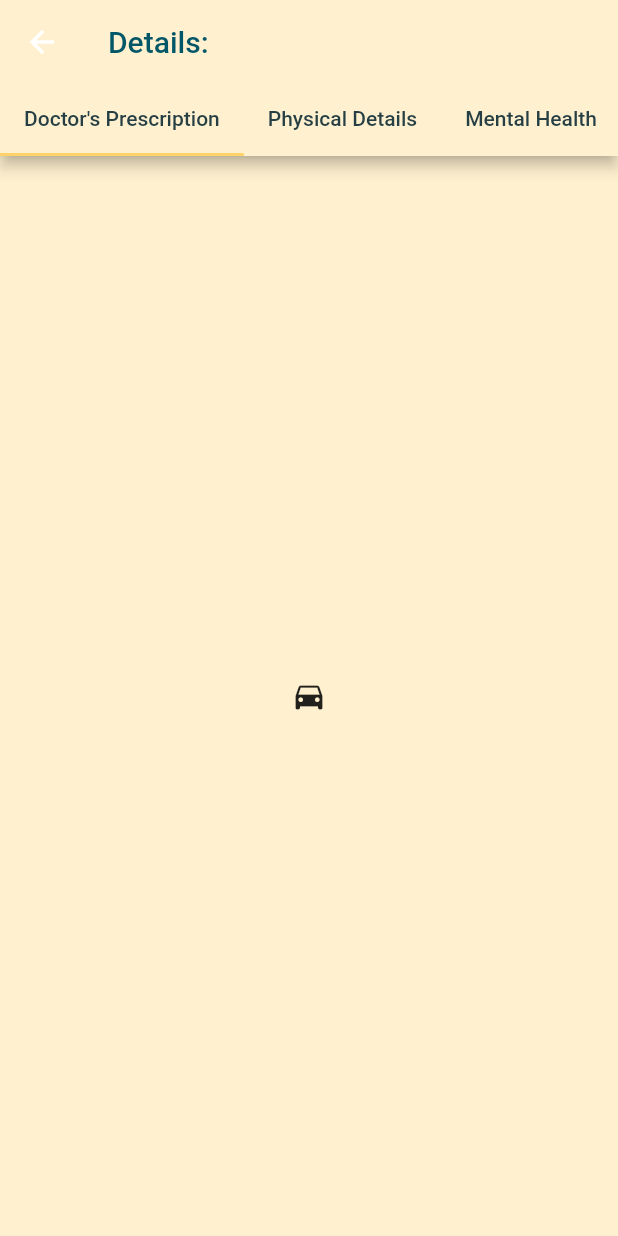
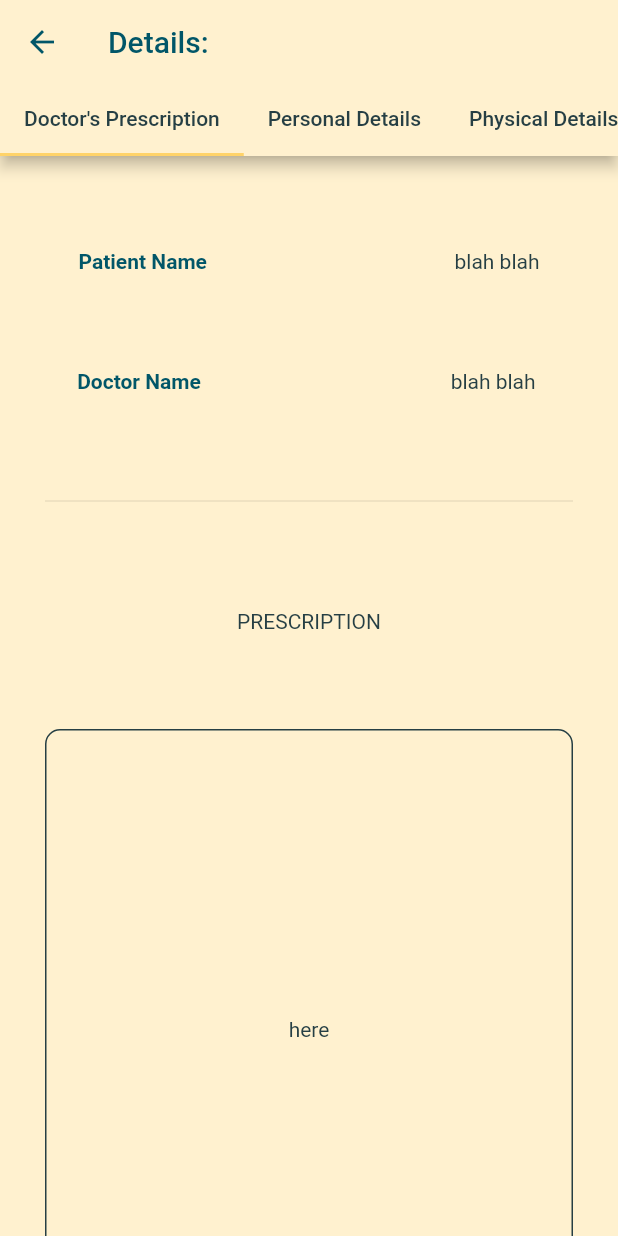
Before and after one commit to janavi2001/Sakhi_Final, a Flutter app: the VolunteerTabs screen opened directly with empty values, on a phone screen of 412 x 824 dp. Run offline on Flutter 3.47's test engine with Material 2 defaults, Android fonts, the phone set to English and light mode, and no system bars; our stand-ins replace cloud_firestore, date_format, firebase_auth, firebase_core; missing offline and left inert: firebase_auth_web, firebase_core_web; accounts and stored records are empty.

Commit message:
Display Details UI done

```diff
--- /dev/null
+++ b/lib/Screens/DisplayVolunteer/displayMental.dart
@@ -0,0 +1,51 @@
+import '/components/display.dart';
+
+import '/constants.dart';
+import 'package:flutter/material.dart';
+
+class DisplayMental extends StatelessWidget {
+  const DisplayMental({Key key}) : super(key: key);
+
+  @override
+  Widget build(BuildContext context) {
+    return new Scaffold(
+      body: SingleChildScrollView(
+        child: Container(
+          margin: EdgeInsets.all(10),
+          padding: EdgeInsets.all(20),
+          height: MediaQuery.of(context).size.height,
+          child: Column(
+            mainAxisSize: MainAxisSize.min,
+            mainAxisAlignment: MainAxisAlignment.spaceAround,
+            children: <Widget>[
+              Display(label: 'Able to concentrate', value: 'blah blah'),
+              Display(label: 'Loss of Sleep over worry', value: 'blah blah '),
+              Display(
+                  label: 'Feel like they are playing a useful part in life',
+                  value: 'blah blah'),
+              Display(
+                  label: 'Capable of making decisions', value: 'blah blah '),
+              Display(label: 'Conjuctivitis', value: 'blah blah'),
+              Display(
+                  label: 'Feeling constantly stressed or under strain',
+                  value: 'blah blah '),
+              Display(label: 'Could overcome difficulties', value: 'blah blah'),
+              Display(
+                  label: 'Able to enjoy day-to-day activities',
+                  value: 'blah blah '),
+              Display(
+                  label: 'Able to face problems and issues',
+                  value: 'blah blah'),
+              Display(
+                  label: 'Feeling Unhappy or depressed', value: 'blah blah '),
+              Display(label: 'Have Confidence', value: 'blah blah'),
+              Display(
+                  label: 'Thinking of self as worthless', value: 'blah blah '),
+              Display(label: 'Feeling Reasonably Happy', value: 'blah blah '),
+            ],
+          ),
+        ),
+      ),
+    );
+  }
+}
--- /dev/null
+++ b/lib/Screens/DisplayVolunteer/displayPersonal.dart
@@ -0,0 +1,46 @@
+import '/components/display.dart';
+
+import '/constants.dart';
+import 'package:flutter/material.dart';
+
+class DisplayPersonal extends StatelessWidget {
+  const DisplayPersonal({Key key}) : super(key: key);
+
+  @override
+  Widget build(BuildContext context) {
+    return new Scaffold(
+      body: SingleChildScrollView(
+        child: Container(
+          margin: EdgeInsets.all(10),
+          padding: EdgeInsets.all(20),
+          height: MediaQuery.of(context).size.height,
+          child: Column(
+            mainAxisSize: MainAxisSize.min,
+            mainAxisAlignment: MainAxisAlignment.spaceAround,
+            children: <Widget>[
+              Center(
+                child: CircleAvatar(
+                  radius: 80,
+                  backgroundImage: ExactAssetImage("assets/images/avatar.png"),
+                  backgroundColor: headingColor,
+                ),
+              ),
+              Display(label: 'Name', value: 'blah blah'),
+              Display(label: 'Age', value: 'blah blah '),
+              Display(label: 'Gender', value: 'blah blah'),
+              Display(label: 'Phone Number', value: 'blah blah '),
+              Display(label: 'Village Name', value: 'blah blah'),
+              Display(label: 'Address', value: 'blah blah '),
+              Display(label: 'Caste', value: 'blah blah'),
+              Display(label: 'Family Members', value: 'blah blah '),
+              Display(label: 'Education', value: 'blah blah'),
+              Display(label: 'Profession', value: 'blah blah '),
+              Display(label: 'Working Class', value: 'blah blah'),
+              Display(label: 'Marriage status', value: 'blah blah '),
+            ],
+          ),
+        ),
+      ),
+    );
+  }
+}
--- /dev/null
+++ b/lib/Screens/DisplayVolunteer/displayPhysical.dart
@@ -0,0 +1,42 @@
+import '/components/display.dart';
+
+import '/constants.dart';
+import 'package:flutter/material.dart';
+
+class DisplayPhysical extends StatelessWidget {
+  const DisplayPhysical({Key key}) : super(key: key);
+
+  @override
+  Widget build(BuildContext context) {
+    return new Scaffold(
+      body: SingleChildScrollView(
+        child: Container(
+          margin: EdgeInsets.all(10),
+          padding: EdgeInsets.all(20),
+          height: MediaQuery.of(context).size.height,
+          child: Column(
+            mainAxisSize: MainAxisSize.min,
+            mainAxisAlignment: MainAxisAlignment.spaceAround,
+            children: <Widget>[
+              Display(label: 'Tiredness', value: 'blah blah'),
+              Display(label: 'Aches or Pains', value: 'blah blah '),
+              Display(label: 'Sore Throat', value: 'blah blah'),
+              Display(label: 'Diarrohea', value: 'blah blah '),
+              Display(label: 'Conjuctivitis', value: 'blah blah'),
+              Display(label: 'Headache', value: 'blah blah '),
+              Display(label: 'Loss of taste', value: 'blah blah'),
+              Display(label: 'Loss of smell', value: 'blah blah '),
+              Display(
+                  label: 'Discolouration of fingers/toes', value: 'blah blah'),
+              Display(label: 'Rashes on skin', value: 'blah blah '),
+              Display(label: 'Shortness of breath', value: 'blah blah'),
+              Display(label: 'Chest Pain', value: 'blah blah '),
+              Display(label: 'Loss of movement', value: 'blah blah '),
+              Display(label: 'Loss of speech', value: 'blah blah'),
+            ],
+          ),
+        ),
+      ),
+    );
+  }
+}
--- /dev/null
+++ b/lib/Screens/DisplayVolunteer/displayPrescriptions.dart
@@ -0,0 +1,43 @@
+import '/components/display.dart';
+
+import '/constants.dart';
+import 'package:flutter/material.dart';
+
+class DisplayPrescription extends StatelessWidget {
+  const DisplayPrescription({Key key}) : super(key: key);
+
+  @override
+  Widget build(BuildContext context) {
+    return new Scaffold(
+      body: SingleChildScrollView(
+        child: Container(
+          margin: EdgeInsets.all(10),
+          padding: EdgeInsets.all(20),
+          height: MediaQuery.of(context).size.height,
+          child: Column(
+            mainAxisSize: MainAxisSize.min,
+            mainAxisAlignment: MainAxisAlignment.spaceAround,
+            children: <Widget>[
+              Display(label: 'Patient Name', value: 'blah blah'),
+              Display(label: 'Doctor Name', value: 'blah blah '),
+              Divider(),
+              Text('PRESCRIPTION'),
+              Container(
+                height: 400,
+                decoration: BoxDecoration(
+                  border: Border.all(color: textColor),
+                  borderRadius: BorderRadius.all(
+                    const Radius.circular(10.0),
+                  ),
+                ),
+                child: Center(
+                  child: Text('here'),
+                ),
+              ),
+            ],
+          ),
+        ),
+      ),
+    );
+  }
+}
--- a/lib/Screens/DisplayVolunteer/tabs.dart
+++ b/lib/Screens/DisplayVolunteer/tabs.dart
@@ -2,6 +2,11 @@ import 'package:cloud_firestore/cloud_firestore.dart';
 import 'package:firebase_auth/firebase_auth.dart';
 import 'package:firebase_authentication_tutorial/constants.dart';
 import 'package:flutter/material.dart';
+
+import 'displayMental.dart';
+import 'displayPersonal.dart';
+import 'displayPhysical.dart';
+import 'displayPrescriptions.dart';
 
 class VolunteerTabs extends StatelessWidget {
   final String firstname;
@@ -13,6 +18,9 @@ class VolunteerTabs extends StatelessWidget {
       length: 4,
       child: Scaffold(
         appBar: AppBar(
+          iconTheme: IconThemeData(
+            color: headingColor,
+          ),
           bottom: TabBar(
             isScrollable: true,
             tabs: [
@@ -20,25 +28,25 @@ class VolunteerTabs extends StatelessWidget {
                   child: Text('Doctor\'s Prescription',
                       style: TextStyle(color: textColor))),
               Tab(
+                  child: Text('Personal Details',
+                      style: TextStyle(color: textColor))),
+              Tab(
                   child: Text('Physical Details',
                       style: TextStyle(color: textColor))),
               Tab(
                   child: Text('Mental Health',
                       style: TextStyle(color: textColor))),
-              Tab(
-                  child: Text('Personal Details',
-                      style: TextStyle(color: textColor))),
             ],
           ),
-          title:
-              Text('Details: $firstname', style: TextStyle(color: headingColor)),
+          title: Text('Details: $firstname',
+              style: TextStyle(color: headingColor)),
         ),
         body: TabBarView(
           children: <Widget>[
-            Icon(Icons.directions_car),
-            Icon(Icons.directions_transit),
-            Icon(Icons.directions_bike),
-            Icon(Icons.directions_bike),
+            DisplayPrescription(),
+            DisplayPersonal(),
+            DisplayPhysical(),
+            DisplayMental(),
           ],
         ),
       ),
--- /dev/null
+++ b/lib/components/display.dart
@@ -0,0 +1,38 @@
+import '/constants.dart';
+import 'package:flutter/material.dart';
+
+class Display extends StatelessWidget {
+  const Display({
+    Key key,
+    @required this.label,
+    @required this.value,
+  }) : super(key: key);
+
+  final String label;
+  final String value;
+
+  @override
+  Widget build(BuildContext context) {
+    return Container(
+      child: Row(
+        mainAxisAlignment: MainAxisAlignment.spaceAround,
+        children: <Widget>[
+          Container(
+            width: MediaQuery.of(context).size.width / 2,
+            child: Text(
+              label,
+              style:
+                  TextStyle(color: headingColor, fontWeight: FontWeight.bold),
+            ),
+          ),
+          Container(
+            child: Text(
+              value,
+              style: TextStyle(color: textColor),
+            ),
+          )
+        ],
+      ),
+    );
+  }
+}
--- a/lib/main.dart
+++ b/lib/main.dart
@@ -31,6 +31,9 @@ class MyApp extends StatelessWidget {
       child: MaterialApp(
         title: 'Sakhi',
         theme: ThemeData.light().copyWith(
+          iconTheme: IconThemeData(
+            color: textColor,
+          ),
           primaryColor: bgColor,
           scaffoldBackgroundColor: bgColor,
           accentColor: yellowTheme,
@@ -54,8 +57,6 @@ class MyApp extends StatelessWidget {
           ),
         ),
         home: AuthenticationWrapper(),
-
-
       ),
     );
   }
```
